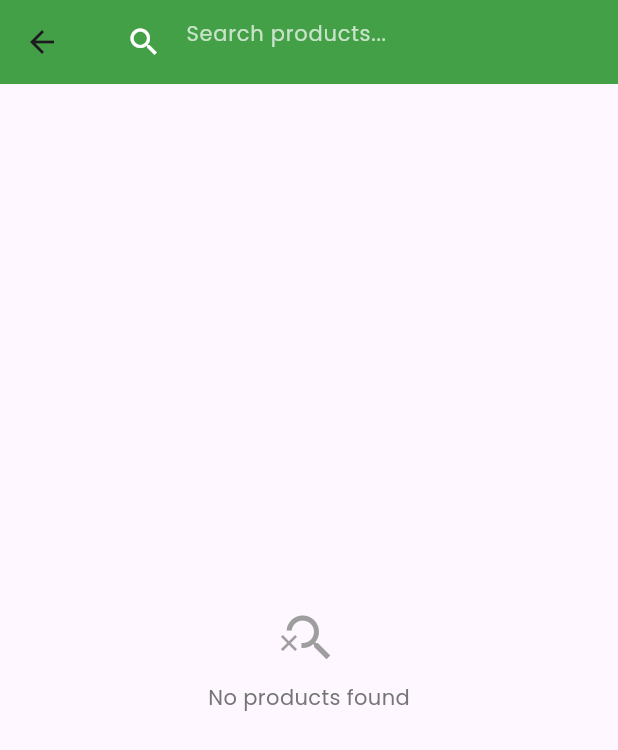
After one commit to MgThiha-Coding/ecommerce-app, a Flutter app: the HomePage screen opened directly, after a tap on "Search...", on a phone screen of 412 x 824 dp. The commit adds this screen. Shown: the top 750 px of the screen. Run offline on Flutter 3.47's test engine with Material 3 defaults, Android fonts, the phone set to English and light mode, and no system bars; our stand-ins replace carousel_slider, connectivity_plus, device_info_plus, dio, flutter_dotenv, flutter_html and 9 more; accounts and stored records are empty; network calls fail.

Commit message:
search page

```diff
--- a/lib/features/auth/view/pages/verify_code_page.dart
+++ b/lib/features/auth/view/pages/verify_code_page.dart
@@ -176,7 +176,7 @@ class _VerifyCodePageState extends ConsumerState<VerifyCodePage> {
                       fieldWidth: 40,
                       activeFillColor: Colors.transparent,
                       selectedFillColor: Colors.amber.withOpacity(0.3),
-                      inactiveFillColor: Colors.white.withOpacity(0.2),
+                      inactiveFillColor: Colors.white.withOpacity(0.3),
                       activeColor: Colors.amber,
                       selectedColor: Colors.amber.shade700,
                       inactiveColor: Colors.white70,
--- a/lib/features/home/pages/home_page.dart
+++ b/lib/features/home/pages/home_page.dart
@@ -13,6 +13,7 @@ import 'package:picoshop_theme2/features/home/widgets/product_preview.dart';
 import 'package:picoshop_theme2/features/home/widgets/product_preview_slider.dart';
 import 'package:picoshop_theme2/features/home/widgets/section_header.dart';
 import 'package:picoshop_theme2/features/product/viewmodel/product_notifier.dart';
+import 'package:picoshop_theme2/features/search/view/search_page.dart';
 import 'package:shimmer/shimmer.dart';
 
 class HomePage extends ConsumerStatefulWidget {
@@ -176,8 +177,18 @@ class _HomePageState extends ConsumerState<HomePage> {
                     horizontal: 12,
                     vertical: 6,
                   ),
+                  child: GestureDetector(
+                    onTap: () {
+                      Navigator.push(
+                        context,
+                        MaterialPageRoute(
+                          builder: (context) => const SearchPage(),
+                        ),
+                      );
+                    },
                     child: SizedBox(
                       height: 45,
+                      child: AbsorbPointer(
                         child: TextField(
                           style: GoogleFonts.podkova(
                             fontSize: 15,
@@ -197,7 +208,7 @@ class _HomePageState extends ConsumerState<HomePage> {
                                 fontFamilyFallback: ['Roboto', 'Arial'],
                               ),
                             ),
-                        prefixIcon: Icon(
+                            prefixIcon: const Icon(
                               Icons.search,
                               color: Color(0xFF27AE60),
                             ),
@@ -218,7 +229,7 @@ class _HomePageState extends ConsumerState<HomePage> {
                             ),
                             focusedBorder: OutlineInputBorder(
                               borderRadius: BorderRadius.circular(20),
-                          borderSide: BorderSide(
+                              borderSide: const BorderSide(
                                 color: Color(0xFF2ECC71),
                                 width: 2,
                               ),
@@ -228,7 +239,8 @@ class _HomePageState extends ConsumerState<HomePage> {
                         ),
                       ),
                     ),
-
+                  ),
+                ),
                 Padding(
                   padding: const EdgeInsets.symmetric(
                     vertical: 6,
--- a/lib/features/product/viewmodel/product_notifier.dart
+++ b/lib/features/product/viewmodel/product_notifier.dart
@@ -7,8 +7,9 @@ import 'package:picoshop_theme2/core/config/app_config.dart';
 import 'package:picoshop_theme2/features/product/local/product_data_hive.dart';
 import 'package:picoshop_theme2/features/product/model/product_detail_response.dart';
 import 'package:picoshop_theme2/features/product/model/product_list_response.dart';
+import 'package:hive/hive.dart';
 
-// Product List Notifier Provider
+
 class ProductListNotifier
     extends StateNotifier<AsyncValue<List<ProductDataModel>>> {
   final Box<ProductHiveModel> _localCache;
@@ -17,6 +18,7 @@ class ProductListNotifier
   int _currentPage = 1;
   bool _isNoMore = false;
   bool _isLoading = false;
+
   ProductListNotifier(this._localCache)
     : _dio = Dio(),
       super(const AsyncValue.loading()) {
--- /dev/null
+++ b/lib/features/search/view/search_page.dart
@@ -0,0 +1,137 @@
+import 'dart:async';
+import 'package:flutter/material.dart';
+import 'package:flutter_riverpod/flutter_riverpod.dart';
+import 'package:google_fonts/google_fonts.dart';
+import 'package:picoshop_theme2/features/product/model/product_list_response.dart';
+import 'package:picoshop_theme2/features/search/viewmodel/product_search_notifier.dart';
+
+class SearchPage extends ConsumerStatefulWidget {
+  const SearchPage({super.key});
+
+  @override
+  ConsumerState<SearchPage> createState() => _SearchPageState();
+}
+
+class _SearchPageState extends ConsumerState<SearchPage> {
+  final TextEditingController _controller = TextEditingController();
+  final ScrollController _scrollController = ScrollController();
+  Timer? _debounce;
+
+  @override
+  void initState() {
+    super.initState();
+
+    // Infinite scroll listener
+    _scrollController.addListener(() {
+      if (_scrollController.position.pixels >=
+          _scrollController.position.maxScrollExtent - 200) {
+        ref.read(productSearchNotifierProvider.notifier).loadMore();
+      }
+    });
+  }
+
+  @override
+  void dispose() {
+    _controller.dispose();
+    _scrollController.dispose();
+    _debounce?.cancel();
+    super.dispose();
+  }
+
+  void _onSearchChanged(String query) {
+    _debounce?.cancel();
+    _debounce = Timer(const Duration(milliseconds: 500), () {
+      ref.read(productSearchNotifierProvider.notifier).search(query);
+    });
+  }
+
+  @override
+  Widget build(BuildContext context) {
+    final searchState = ref.watch(productSearchNotifierProvider);
+
+    return Scaffold(
+      appBar: AppBar(
+        backgroundColor: Colors.green.shade600,
+        title: TextField(
+          controller: _controller,
+          onChanged: _onSearchChanged,
+          textInputAction: TextInputAction.search,
+          style: GoogleFonts.poppins(color: Colors.white, fontSize: 14),
+          cursorColor: Colors.white,
+          decoration: InputDecoration(
+            hintText: 'Search products...',
+            hintStyle: GoogleFonts.poppins(color: Colors.white70, fontSize: 14),
+            border: InputBorder.none,
+            prefixIcon: const Icon(Icons.search, color: Colors.white),
+          ),
+        ),
+      ),
+      body: searchState.when(
+        data: (products) {
+          if (products.isEmpty) return _buildEmptyState();
+          return ListView.builder(
+            controller: _scrollController,
+            itemCount: products.length,
+            itemBuilder: (context, index) {
+              final product = products[index];
+              return _buildProductTile(product);
+            },
+          );
+        },
+        loading: () => const Center(child: CircularProgressIndicator()),
+        error: (e, _) => Center(
+          child: Text(
+            e.toString(),
+            style: GoogleFonts.poppins(color: Colors.red),
+          ),
+        ),
+      ),
+    );
+  }
+
+  Widget _buildProductTile(ProductDataModel product) {
+    return ListTile(
+      leading: CircleAvatar(
+        backgroundColor: Colors.grey.shade200,
+        backgroundImage:
+            product.image != null ? NetworkImage(product.image!) : null,
+        child: product.image == null
+            ? const Icon(Icons.image_not_supported)
+            : null,
+      ),
+      title: Text(
+        product.name ?? 'Unknown Product',
+        style: GoogleFonts.poppins(fontWeight: FontWeight.w600),
+      ),
+      subtitle: Text(
+        product.brandName ?? '', // safer since ProductDataModel has no description field
+        maxLines: 2,
+        overflow: TextOverflow.ellipsis,
+        style: GoogleFonts.poppins(fontSize: 12, color: Colors.grey.shade600),
+      ),
+      trailing: Text(
+        product.stockSumCurrentQuantity ?? '',
+        style: GoogleFonts.poppins(
+          color: Colors.green.shade700,
+          fontWeight: FontWeight.bold,
+        ),
+      ),
+    );
+  }
+
+  Widget _buildEmptyState() {
+    return Center(
+      child: Column(
+        mainAxisAlignment: MainAxisAlignment.center,
+        children: [
+          Icon(Icons.search_off, size: 40, color: Colors.grey.shade500),
+          const SizedBox(height: 10),
+          Text(
+            'No products found',
+            style: GoogleFonts.poppins(color: Colors.grey.shade600),
+          ),
+        ],
+      ),
+    );
+  }
+}
```
Also changed, not shown: lib/features/search/viewmodel/product_search_notifier.dart (added, +110 -0 lines). Lines whose indentation alone changed are shown as unchanged.
